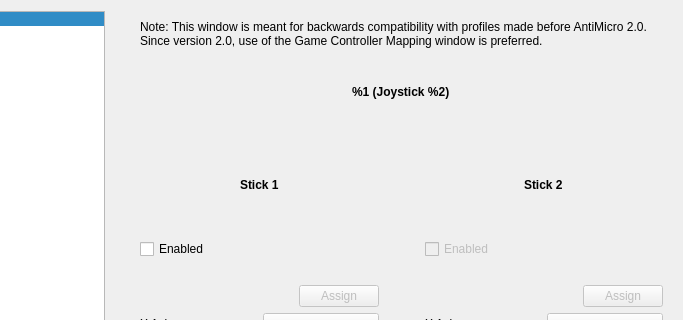
Before: the Qt Designer form src/advancestickassignmentdialog.ui in AntiMicroX/antimicrox, drawn with Qt 5; both pictures show x 87 to 770 and y 0 to 320 of the 770 by 440 pixel window.
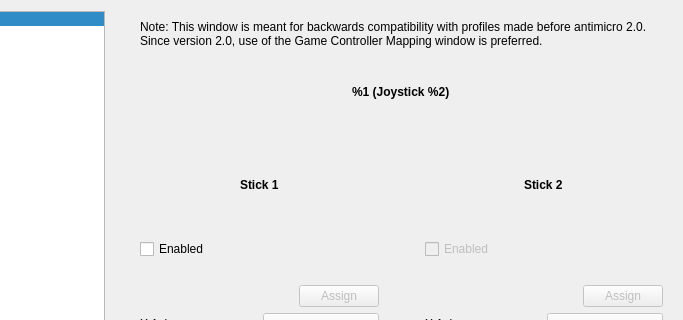
After: the same form once the commit is applied.

What changed in the file:
```diff
--- a/src/advancestickassignmentdialog.ui
+++ b/src/advancestickassignmentdialog.ui
@@ -82,7 +82,7 @@
               </font>
              </property>
              <property name="text">
-              <string>Note: This window is meant for backwards compatibility with profiles made before AntiMicro 2.0. Since version 2.0, use of the Game Controller Mapping window is preferred.</string>
+              <string>Note: This window is meant for backwards compatibility with profiles made before antimicro 2.0. Since version 2.0, use of the Game Controller Mapping window is preferred.</string>
              </property>
              <property name="wordWrap">
               <bool>true</bool>
```
